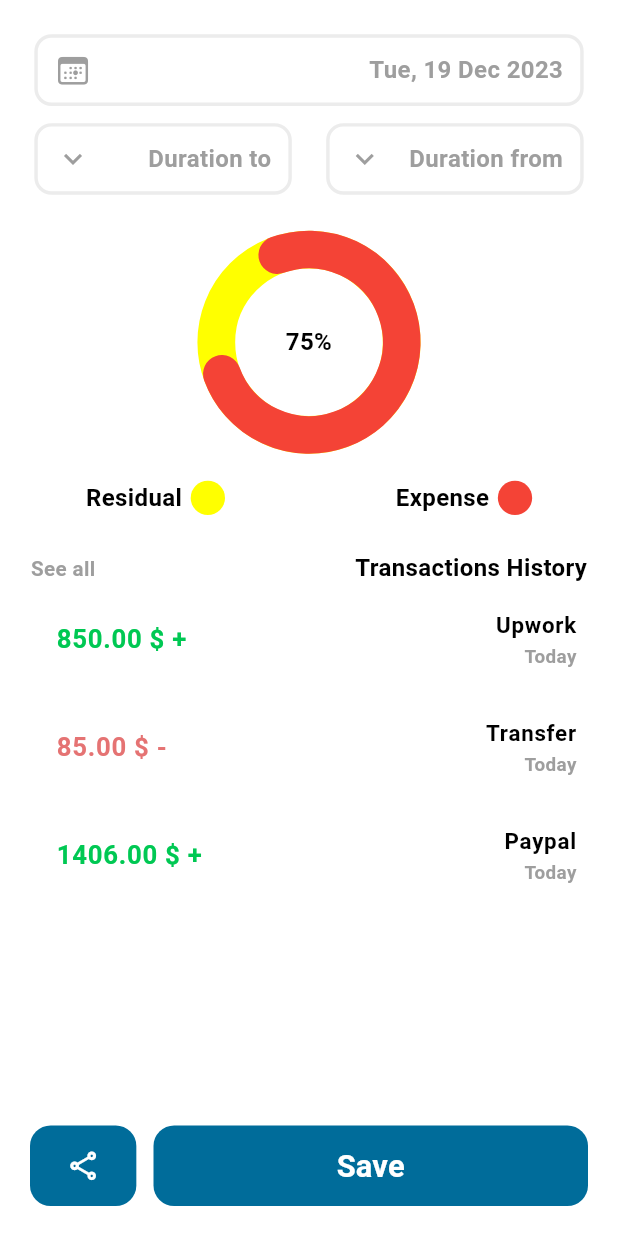
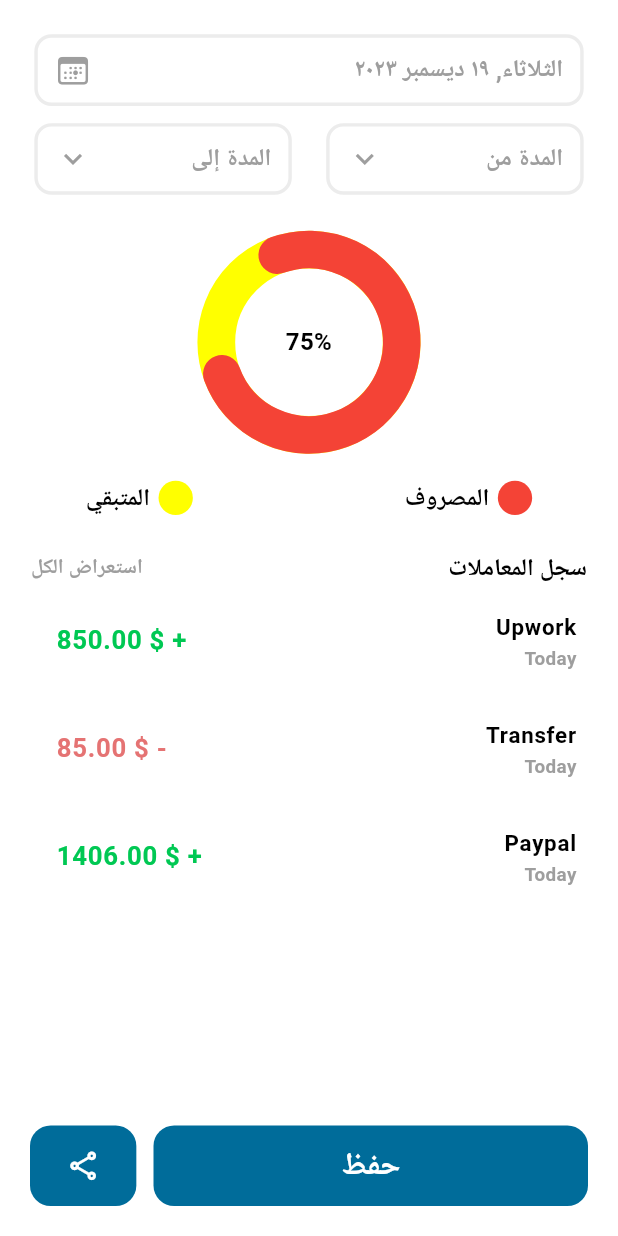
Before and after one commit to tsquare-alex/expenses, a Flutter app: the Reports screen opened directly, on a phone screen of 412 x 824 dp. Run offline on Flutter 3.47's test engine with Material 3 defaults, Android fonts, the light colour scheme and no system bars; drawn by our look-alikes of flutter_easyloading, percent_indicator; our stand-ins replace animated_bottom_navigation_bar, auto_route, bloc, cloud_firestore, dotted_border, dropdown_button2 and 17 more; missing offline and left inert: circle_progress_bar, extension_google_sign_in_as_googleapis_auth, googleapis; accounts and stored records are empty; Roboto replaces fonts that are missing (Tajawal).

Commit message:
- added locale support - added locale keys to ar,en json files

```diff
--- a/assets/lang/ar.json
+++ b/assets/lang/ar.json
@@ -174,10 +174,8 @@
   "enterInstagram": "ادخل رابط الانستجرام",
   "enterTwitter": "ادخل رابط تويتر",
   "enterYoutube": "ادخل رابط اليوتيوب",
-"enterSnapchat": "ادخل رابط سناب شات",
+  "enterSnapchat": "ادخل رابط سناب شات",
   "enterWhatsapp": "ادخل رقم الواتس اب",
-
-
   "addPlace": "اضافة مكان",
   "selectWorkTime": "تحديد وقت العمل",
   "addPlaceImg": "من فضلك ادخل صورة المكان",
@@ -227,26 +225,18 @@
   "chooseImg": "اختر صورة",
   "pickImg": "التقط صورة",
   "invitationCode": "كود الدعوة",
-
-
   "main": "القائمة الرئيسية",
-
   "category": "التصنيف",
-
   "categoryAddNewCategory": "إضافة تصنيف جديد",
-
   "databaseAddNames": "ألاسماء",
   "databaseAddNamesAdjective": "الصفة",
   "databaseAddNamesFirstName": "الأسم الاول",
   "databaseAddNamesSecondName": "الأسم الثانى",
-
-
   "databasePhoneNumbers": "أرقام الهاتف",
   "databaseTheNewNumber": "الرقم الجديد",
   "cancel": "إلغاء",
   "add": "أضافة",
   "databaseAddPhoneNumber": "أضافة رقم تليفون",
-
   "databaseJob": "العمل",
   "databaseJobTitle": "المسمى الوظيفى",
   "databaseDepartment": "القسم",
@@ -259,18 +249,15 @@
   "databaseAddressBuildingNumber": "رقم البناية",
   "databaseAddressApartmentNumber": "رقم الشقة",
   "databaseAddressPostal": "الصندوق البريدى",
-
   "databaseEmail": "البريد الالكترونى",
   "databaseAddEmail": "اضافة بريد الكترونى",
   "databaseTheNewEmail": "البريد الالكترونى الجديد",
-
   "databaseImportantHistory": "تاريخ هام",
   "databaseEventTitle": "عنوان المناسبة",
   "databaseEventDate": "تاريخ المناسبة",
   "databaseEventDetails": "تفاصيل المناسبة",
   "databaseEventDate": "التاريخ",
   "databaseComment": "ملاحظات",
-
   "databaseSocialAddress": "عناوين الكترونية",
   "databaseSocialAddressWeb": "الموقع الالكترونى",
   "databaseSocialAddressFacebook": "الفيس بوك",
@@ -292,5 +279,11 @@
   "deleteData": "مسح البيانات",
   "resetSettings": "اعدادات إفتراضية",
   "egypt": "مصر",
-  "ksa": "السعودية"
+  "ksa": "السعودية",
+  "durationFrom": "المدة من",
+  "durationTo": "المدة إلى",
+  "expense": "المصروف",
+  "residual": "المتبقي",
+  "transactionsHistory": "سجل المعاملات",
+  "seeAll": "استعراض الكل"
 }
--- a/assets/lang/en.json
+++ b/assets/lang/en.json
@@ -38,13 +38,9 @@
   "welcome": "Welcome",
   "loginHint": "Log in to your account with us",
   "invitationCode": "Invitation Code",
-
   "main": "Main",
-
   "category": "Category",
   "categoryAddNewCategory": "Add a new category",
-
-
   "databaseAddNames": "Names",
   "databaseAddNamesAdjective": "Adjective",
   "databaseAddNamesFirstName": "First Name",
@@ -63,15 +59,12 @@
   "databaseAddressGovernorate": "Governorate",
   "databaseAddressCity": "City",
   "databaseAddressStreet": "Street",
-  "databaseAddressBuildingNumber" : "Building Number",
-  "databaseAddressApartmentNumber" : "Apartment Number",
+  "databaseAddressBuildingNumber": "Building Number",
+  "databaseAddressApartmentNumber": "Apartment Number",
   "databaseAddressPostal": "Postal Code",
-
-
   "databaseEmail": "Email",
   "databaseAddEmail": "Add Email",
   "databaseTheNewEmail": "Add New Email",
-
   "databaseImportantHistory": "Important History",
   "databaseEventTitle": "Event Title",
   "databaseEventDate": "EventDate",
@@ -85,28 +78,6 @@
   "databaseSocialAddressYoutube": "YouTube",
   "databaseSocialAddressMessenger": "Messenger",
   "databaseSocialAddressAddWeb": "Add Web",
-
-
-
-
-
-
-
-
-
-
-
-
-
-
-
-
-
-
-
-
-
-
   "language": "Language",
   "monthFirstDay": "First day of month",
   "weekFirstDay": "First day of week",
@@ -122,5 +93,11 @@
   "resetSettings": "Default settings",
   "egypt": "Egypt",
   "ksa": "KSA",
-  "settings" : "Settings"
+  "settings": "Settings",
+  "durationFrom" : "Duration from",
+  "durationTo" : "Duration to",
+  "expense" : "Expense",
+  "residual": "Residual",
+  "transactionsHistory" : "Transactions history",
+  "seeAll" : "See all"
 }
--- a/lib/user/screens/reports/reports_data.dart
+++ b/lib/user/screens/reports/reports_data.dart
@@ -4,15 +4,17 @@ class ReportsData {
   final DateTime dateTimeNow = DateTime.now();
   DateTime? selectedDate = DateTime.now();
   late String formattedDate =
-      DateFormat('EEE, dd MMM yyyy').format(dateTimeNow);
+      DateFormat('EEE, dd MMM yyyy', Intl.defaultLocale).format(dateTimeNow);
 
   void changeDate() {
     if (selectedDate != null) {
-      formattedDate = DateFormat('EEE, dd MMM yyyy').format(selectedDate!);
+      formattedDate = DateFormat('EEE, dd MMM yyyy', Intl.defaultLocale)
+          .format(selectedDate!);
       // emit(TaskDateChanged());
       return;
     }
-    selectedDate ??= DateFormat('EEE, dd MMM yyyy').parse(formattedDate);
+    selectedDate ??=
+        DateFormat('EEE, dd MMM yyyy', Intl.defaultLocale).parse(formattedDate);
   }
 
   final List<TransactionsModel> transactions = [
--- a/lib/user/screens/reports/widgets/circular_details_row.dart
+++ b/lib/user/screens/reports/widgets/circular_details_row.dart
@@ -20,7 +20,7 @@ class CircularDetailsRow extends StatelessWidget {
               ),
               SizedBox(width: 5.w),
               Text(
-                'Expense',
+                tr(context, 'expense'),
                 style: TextStyle(
                   fontWeight: FontWeight.bold,
                   fontSize: 14.r,
@@ -36,7 +36,7 @@ class CircularDetailsRow extends StatelessWidget {
               ),
               SizedBox(width: 5.w),
               Text(
-                'Residual',
+                tr(context, 'residual'),
                 style: TextStyle(
                   fontWeight: FontWeight.bold,
                   fontSize: 14.r,
--- a/lib/user/screens/reports/widgets/duration_picker_field.dart
+++ b/lib/user/screens/reports/widgets/duration_picker_field.dart
@@ -43,18 +43,18 @@ class DurationPickerField extends StatelessWidget {
                   currentLocale == ReportsData.arLocale ? false : true,
               isSmallMarginLeft:
                   currentLocale == ReportsData.arLocale ? true : false,
-              child: const Row(
+              child: Row(
                 mainAxisAlignment: MainAxisAlignment.spaceBetween,
                 children: [
                   Text(
-                    'Duration from',
-                    style: TextStyle(
+                    tr(context, 'durationFrom'),
+                    style: const TextStyle(
                       fontSize: 16,
                       fontWeight: FontWeight.bold,
                       color: Colors.grey,
                     ),
                   ),
-                  Icon(
+                  const Icon(
                     Icons.keyboard_arrow_down,
                     color: Colors.grey,
                   ),
@@ -97,18 +97,18 @@ class DurationPickerField extends StatelessWidget {
                   currentLocale == ReportsData.arLocale ? false : true,
               isSmallMarginRight:
                   currentLocale == ReportsData.arLocale ? true : false,
-              child: const Row(
+              child: Row(
                 mainAxisAlignment: MainAxisAlignment.spaceBetween,
                 children: [
                   Text(
-                    'Duration to',
-                    style: TextStyle(
+                    tr(context, 'durationTo'),
+                    style: const TextStyle(
                       fontSize: 16,
                       fontWeight: FontWeight.bold,
                       color: Colors.grey,
                     ),
                   ),
-                  Icon(
+                  const Icon(
                     Icons.keyboard_arrow_down,
                     color: Colors.grey,
                   ),
--- a/lib/user/screens/reports/widgets/reports_body.dart
+++ b/lib/user/screens/reports/widgets/reports_body.dart
@@ -10,6 +10,7 @@ class ReportsBody extends StatelessWidget {
 
   @override
   Widget build(BuildContext context) {
+    Intl.defaultLocale = data.getCurrentLocale(context);
     return Stack(
       children: [
         Column(
@@ -30,14 +31,14 @@ class ReportsBody extends StatelessWidget {
                 mainAxisAlignment: MainAxisAlignment.spaceBetween,
                 children: [
                   Text(
-                    'Transactions History',
+                    tr(context, 'transactionsHistory'),
                     style: TextStyle(
                       fontWeight: FontWeight.bold,
                       fontSize: 14.r,
                     ),
                   ),
                   Text(
-                    'See all',
+                    tr(context, 'seeAll'),
                     style: TextStyle(
                       fontWeight: FontWeight.bold,
                       fontSize: 12.r,
--- a/lib/user/screens/reports/widgets/reports_widgets_imports.dart
+++ b/lib/user/screens/reports/widgets/reports_widgets_imports.dart
@@ -1,5 +1,6 @@
 import 'package:auto_route/auto_route.dart';
 import 'package:expenses/general/constants/MyColors.dart';
+import 'package:expenses/general/packages/localization/Localizations.dart';
 import 'package:expenses/general/themes/app_colors.dart';
 import 'package:expenses/general/themes/cubit/app_theme_cubit.dart';
 import 'package:expenses/general/utilities/routers/RouterImports.gr.dart';
@@ -8,6 +9,7 @@ import 'package:flutter/cupertino.dart';
 import 'package:flutter/material.dart';
 import 'package:flutter_bloc/flutter_bloc.dart';
 import 'package:flutter_screenutil/flutter_screenutil.dart';
+import 'package:intl/intl.dart';
 import 'package:percent_indicator/circular_percent_indicator.dart';
 
 part 'field_section.dart';
--- a/lib/user/screens/reports/widgets/save_share_buttons.dart
+++ b/lib/user/screens/reports/widgets/save_share_buttons.dart
@@ -27,7 +27,7 @@ class SaveAndShareButtons extends StatelessWidget {
                 ),
               ),
               child: Text(
-                'Save',
+                tr(context, 'save'),
                 style: TextStyle(
                   color: Colors.white,
                   fontSize: 18.sp,
```
